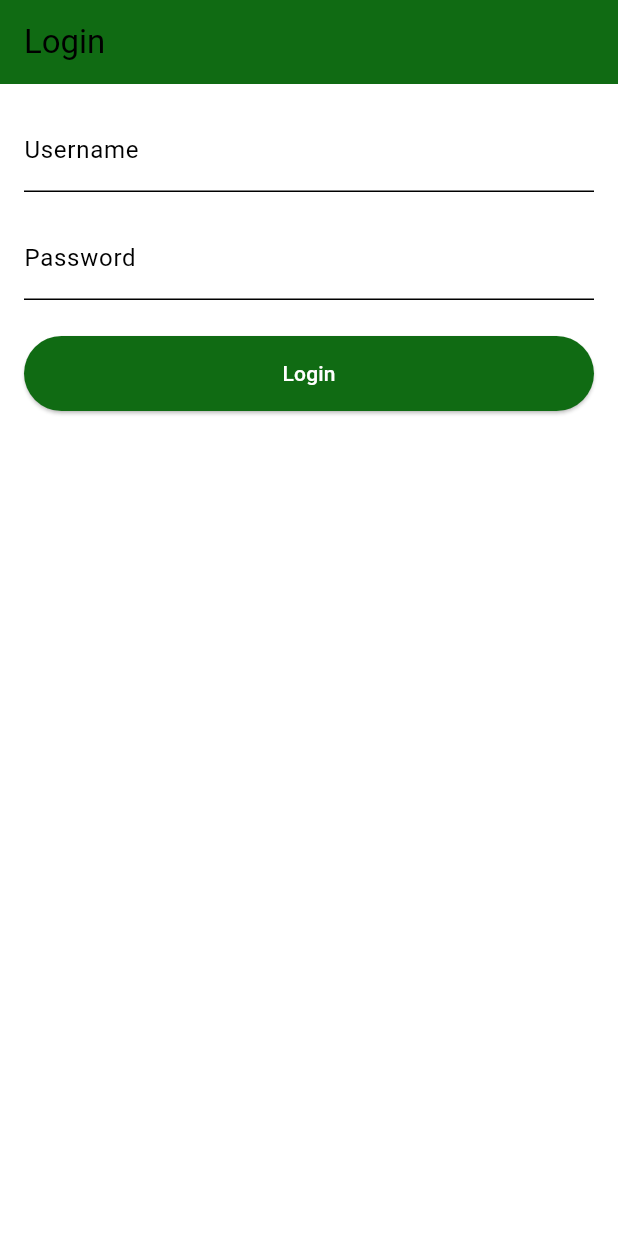
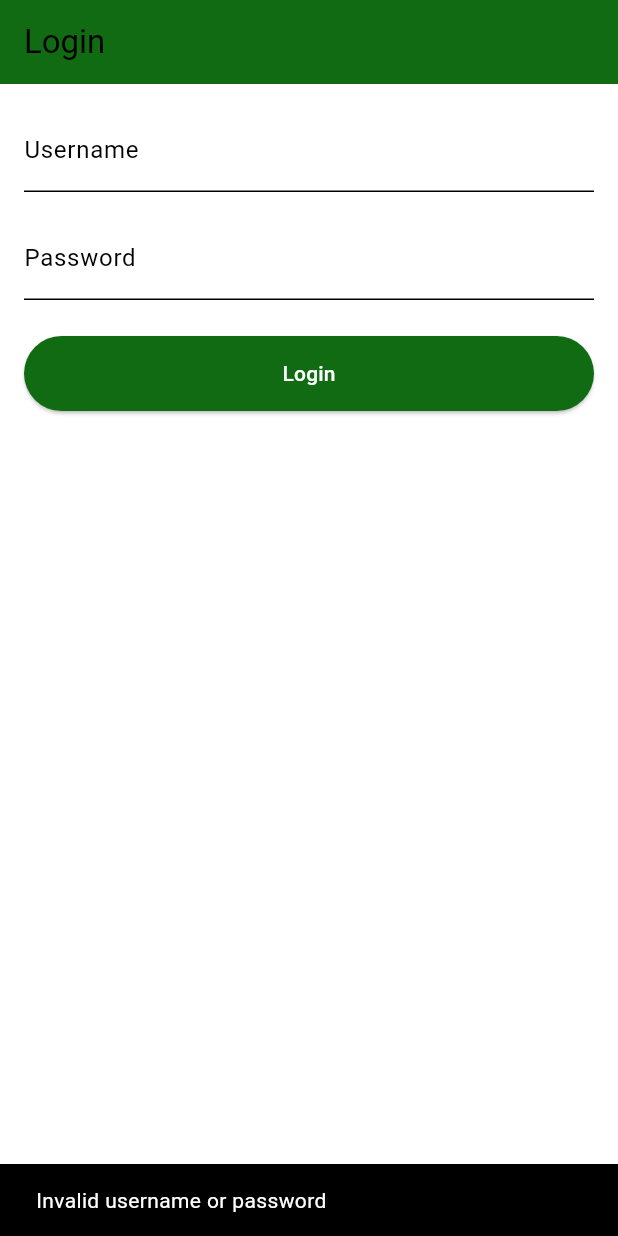
Before and after one commit to jcpanggoy/maizemate, a Flutter app: the LoginScreen screen opened directly, after a tap on "Login", on a phone screen of 412 x 824 dp. Run offline on Flutter 3.47's test engine with Material 3 defaults, Android fonts, the phone set to English and light mode, and no system bars.

```diff
--- a/lib/login.dart
+++ b/lib/login.dart
@@ -1,6 +1,5 @@
 import 'package:flutter/material.dart';
-import 'package:http/http.dart' as http; // If you're going to make HTTP requests
-import 'dart:convert'; // Necessary for converting the data to JSON format
+import 'package:flutter_application_1/homepage.dart';
 
 class LoginScreen extends StatefulWidget {
   const LoginScreen({Key? key}) : super(key: key);
@@ -14,8 +13,22 @@ class _LoginScreenState extends State<LoginScreen> {
   final TextEditingController _passwordController = TextEditingController();
 
   Future<void> loginUser() async {
-    // Implement login logic here
-    // You will use http.post to send username and password to your Node.js backend
+    // Simulate a login process
+    // In a real app, you would make an HTTP request here
+    final username = _usernameController.text;
+    final password = _passwordController.text;
+
+    // Mock login success condition
+    if (username.isNotEmpty && password.isNotEmpty) {
+      Navigator.of(context).pushReplacement(
+        MaterialPageRoute(builder: (context) => HomePage()),
+      );
+    } else {
+      // If the login fails, show an error message
+      ScaffoldMessenger.of(context).showSnackBar(
+        SnackBar(content: Text('Invalid username or password')),
+      );
+    }
   }
 
   @override
--- a/lib/main.dart
+++ b/lib/main.dart
@@ -1,6 +1,5 @@
 import 'package:flutter/material.dart';
-import 'registration.dart'; // Assuming you name your registration screen file this
-
+import 'package:flutter_application_1/login.dart';
 void main() {
   runApp(const MyApp());
 }
@@ -27,7 +26,7 @@ class MyApp extends StatelessWidget {
           onSurface: Colors.black, // Text color on top of surface colors
         ),
       ),
-      home: const RegistrationScreen(), // Your registration screen is now here
+      home: const LoginScreen(), // Your registration screen is now here
     );
   }
 }
```
Also changed, not shown: lib/homepage.dart (added, +73 -0 lines).
